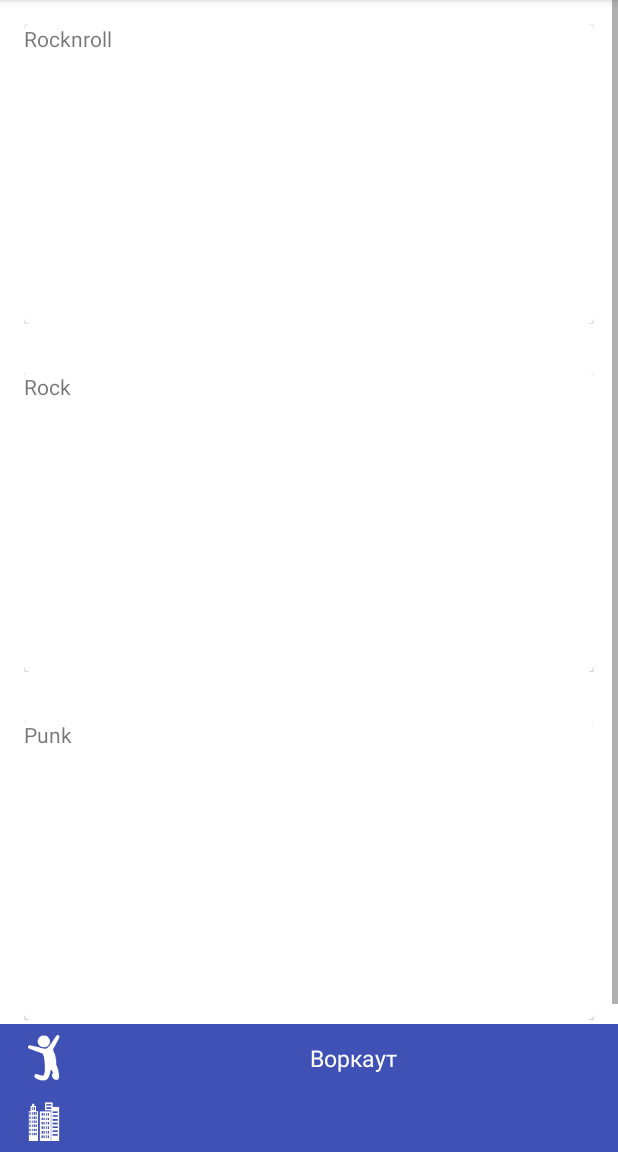
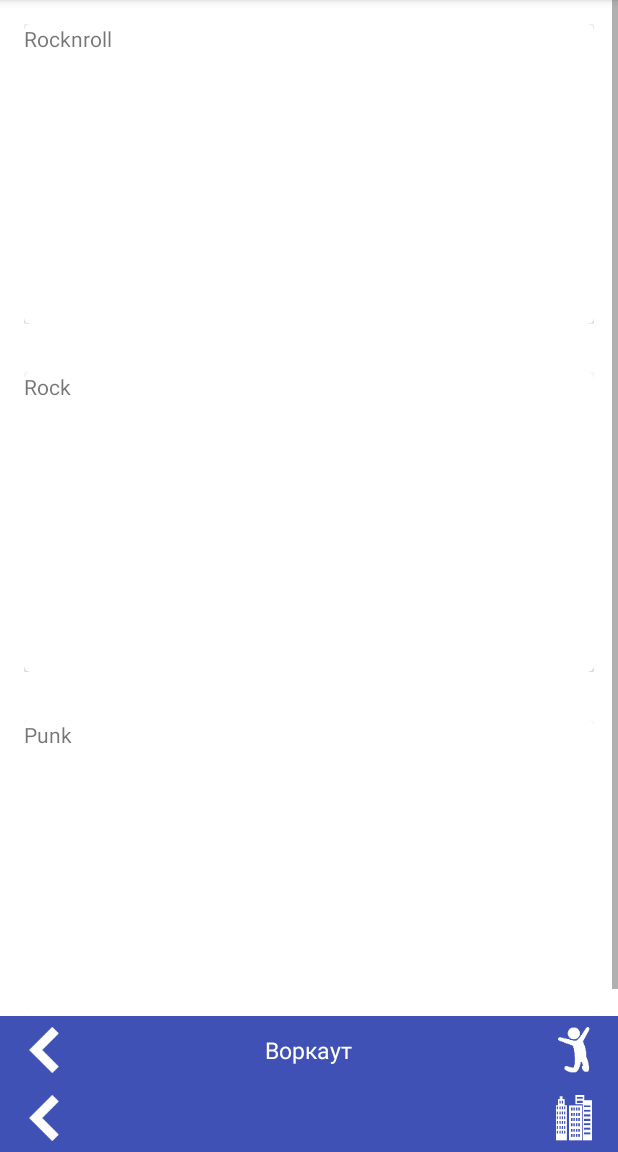
Before and after one commit to ayrat-playground/oxygen, an Android app: the SportActivity screen opened directly, with no data from a screen before it, after a tap on "Воркаут", on a phone screen of 412 x 824 dp, the part 84-1236 px from its top. Run offline under Robolectric (Android 15) with nearby library versions, the phone set to English and light mode, and no system bars.

Commit message:
Изменена нижняя панель (Добавлена стрелка "назад")

```diff
--- a/app/src/main/java/com/badykov/ayrat/swkazan/DistrictActivity.java
+++ b/app/src/main/java/com/badykov/ayrat/swkazan/DistrictActivity.java
@@ -107,8 +107,4 @@ public class DistrictActivity extends ActionBarActivity {
 
 
 
-
-
-
-
 }
--- a/app/src/main/java/com/badykov/ayrat/swkazan/GroundActivity.java
+++ b/app/src/main/java/com/badykov/ayrat/swkazan/GroundActivity.java
@@ -5,8 +5,6 @@ import android.os.Bundle;
 import android.support.v7.app.ActionBarActivity;
 import android.support.v7.widget.LinearLayoutManager;
 import android.support.v7.widget.RecyclerView;
-import android.view.Menu;
-import android.view.MenuItem;
 import android.view.View;
 import android.widget.TextView;
 
@@ -27,6 +25,8 @@ public class GroundActivity extends ActionBarActivity {
         setSportName();
 
     }
+
+
     private void setRecyclerView(){
 
         recyclerViewtoShowCardsOfGrounds= (RecyclerView) findViewById(R.id.ground_recycler_view);
@@ -49,13 +49,13 @@ public class GroundActivity extends ActionBarActivity {
     private void setDistrictName(){
 
         String districtName=intentThatStartedThisActivity.getStringExtra("DistrictName");
-        TextView toShowDistrictName=(TextView)findViewById(R.id.text);
+        TextView toShowDistrictName=(TextView)findViewById(R.id.textfordistrict);
         toShowDistrictName.setText(districtName);
     }
     private void setSportName(){
 
         String sportName=intentThatStartedThisActivity.getStringExtra("SportName");
-        TextView toShowDistrictName=(TextView)findViewById(R.id.text1);
+        TextView toShowDistrictName=(TextView)findViewById(R.id.textforsport);
         toShowDistrictName.setText(sportName);
     }
 
--- a/app/src/main/java/com/badykov/ayrat/swkazan/SportActivity.java
+++ b/app/src/main/java/com/badykov/ayrat/swkazan/SportActivity.java
@@ -109,7 +109,7 @@ public class SportActivity extends ActionBarActivity {
     private void setDistrictName(){
         Intent startedIntent=getIntent();
         String districtName=startedIntent.getStringExtra("DistrictName");
-        TextView toShowDistrictName=(TextView)findViewById(R.id.text);
+        TextView toShowDistrictName=(TextView)findViewById(R.id.textfordistrict);
         toShowDistrictName.setText(districtName);
     }
 
--- a/app/src/main/res/layout/ground_activity.xml
+++ b/app/src/main/res/layout/ground_activity.xml
@@ -14,90 +14,119 @@
 
 
 
-    <LinearLayout
+    <RelativeLayout
         android:id="@+id/sport_name"
         android:layout_width="fill_parent"
         android:layout_height="45dp"
         android:orientation="horizontal"
-        android:onClick="onSportClick"
-        android:clickable="true"
-        android:focusable="true"
         android:layout_above="@+id/district_name"
         android:theme="@style/lowerSetting"
-
-
+        android:background="@color/Purple"
 
         >
 
         <ImageView
-            android:id="@+id/image1"
+            android:id="@+id/imagebackforsport"
             android:layout_width="wrap_content"
             android:layout_height="wrap_content"
-            android:src="@drawable/sport"
             android:layout_alignParentLeft="true"
+            android:src="@drawable/left"
             android:paddingRight="5dp"
             android:paddingLeft="5dp"
             android:paddingTop="5dp"
             android:paddingBottom="5dp"
-            android:background="@color/Purple"
+            android:onClick="onSportClick"
+            android:clickable="true"
+            android:focusable="true"
+
 
 
             />
 
         <TextView
-            android:id="@+id/text1"
-            android:layout_width="fill_parent"
-            android:layout_height="fill_parent"
+            android:id="@+id/textforsport"
+            android:layout_width="wrap_content"
+            android:layout_height="match_parent"
             android:gravity="center"
+            android:layout_centerInParent="true"
             android:textSize="15dp"
             android:background="@color/Purple"
             android:textColor="@color/White"
             />
 
-    </LinearLayout>
-    <LinearLayout
-        android:id="@+id/district_name"
-        android:layout_width="fill_parent"
-        android:layout_height="40dp"
-        android:orientation="horizontal"
-        android:onClick="onDistrictClick"
-        android:clickable="true"
-        android:focusable="true"
-        android:layout_alignParentBottom="true"
+        <ImageView
+            android:id="@+id/imageforsport"
+            android:layout_width="wrap_content"
+            android:layout_height="wrap_content"
+            android:layout_alignParentRight="true"
+            android:src="@drawable/sport"
+            android:paddingRight="5dp"
+            android:paddingLeft="5dp"
+            android:paddingTop="5dp"
+            android:paddingBottom="5dp"
 
 
 
+            />
 
+    </RelativeLayout>
+    <RelativeLayout
+        android:id="@+id/district_name"
+        android:layout_alignParentBottom="true"
+        android:layout_width="fill_parent"
+        android:layout_height="45dp"
+        android:orientation="horizontal"
+        android:theme="@style/lowerSetting"
+        android:background="@color/Purple"
 
         >
 
         <ImageView
-            android:id="@+id/image"
+            android:id="@+id/imagebackfordistrict"
             android:layout_width="wrap_content"
             android:layout_height="wrap_content"
-            android:src="@drawable/district"
             android:layout_alignParentLeft="true"
-            android:paddingBottom="5dp"
+            android:src="@drawable/left"
             android:paddingRight="5dp"
             android:paddingLeft="5dp"
             android:paddingTop="5dp"
-            android:background="@color/Purple"
+            android:paddingBottom="5dp"
+            android:onClick="onDistrictClick"
+            android:clickable="true"
+            android:focusable="true"
+
 
 
             />
 
         <TextView
-            android:id="@+id/text"
-            android:layout_width="fill_parent"
-            android:layout_height="fill_parent"
+            android:id="@+id/textfordistrict"
+            android:layout_width="wrap_content"
+            android:layout_height="match_parent"
             android:gravity="center"
+            android:layout_centerInParent="true"
             android:textSize="15dp"
             android:background="@color/Purple"
             android:textColor="@color/White"
+            />
+
+        <ImageView
+            android:id="@+id/imagefordistrict"
+            android:layout_width="wrap_content"
+            android:layout_height="wrap_content"
+            android:layout_alignParentRight="true"
+            android:src="@drawable/district"
+            android:paddingRight="5dp"
+            android:paddingLeft="5dp"
+            android:paddingTop="5dp"
+            android:paddingBottom="5dp"
+
+
+
 
             />
 
-    </LinearLayout>
+    </RelativeLayout>
 
 
 </RelativeLayout>
```
Also changed, not shown: app/src/main/res/layout/activity_sports.xml (+32 -16 lines), app/src/main/left-web.png (added), app/src/main/res/drawable-hdpi/left.png (added), app/src/main/res/drawable-mdpi/left.png (added), app/src/main/res/drawable-xhdpi/left.png (added), app/src/main/res/drawable-xxhdpi/left.png (added), app/src/main/res/layout/simpletextitem.xml (indentation only), app/src/main/res/mipmap-xxxhdpi/left.png (added), 1 other file.
